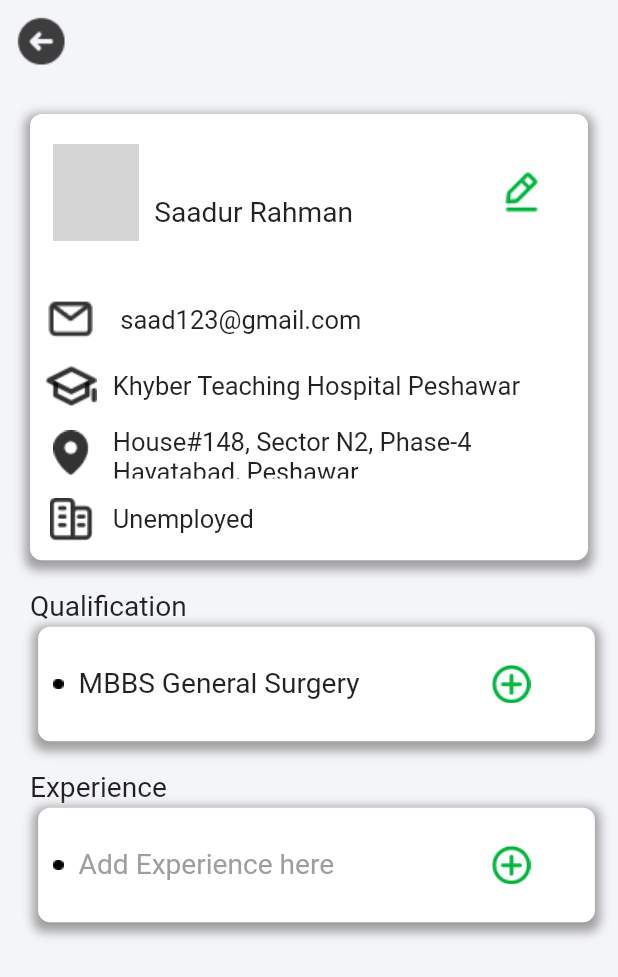
After one commit to iamubaid370/medlink-master, a Flutter app: the UserProfile screen opened directly, on a phone screen of 412 x 824 dp. The commit adds this screen. Shown: the top 977 px of the screen. Run offline on Flutter 3.47's test engine with Material 2 defaults, Android fonts, the phone set to English and light mode, and no system bars; our stand-ins replace google_fonts, hexcolor; Roboto replaces fonts that are missing (TextStyle); grey boxes are pictures that could not be loaded.

Commit message:
first commit

```diff
--- a/lib/main.dart
+++ b/lib/main.dart
@@ -1,4 +1,5 @@
 import 'package:flutter/material.dart';
+import 'package:medlink/screens/userprofile_scrn.dart';
 import '../screens/nurseReg_scrn.dart';
 import '../screens/usertype_scrn.dart';
 import '../screens/proftype_scrn.dart';
@@ -9,6 +10,8 @@ import '../screens/home_scrn.dart';
 import '../widgets/navbar.dart';
 import 'package:google_fonts/google_fonts.dart';
 import 'package:hexcolor/hexcolor.dart';
+import '../screens/userprofile_scrn.dart';
+
 
 void main() {
   runApp(const MyApp());
--- /dev/null
+++ b/lib/screens/userprofile_scrn.dart
@@ -0,0 +1,296 @@
+import 'package:flutter/material.dart';
+
+class UserProfile extends StatefulWidget {
+  @override
+  State<StatefulWidget> createState() {
+    return UserProfileState();
+    //
+  }
+}
+
+class UserProfileState extends State<UserProfile>{
+  @override
+  Widget build(BuildContext context) {
+    var widthDevice =MediaQuery.of(context).size.width;
+    var heightDevice = MediaQuery.of(context).size.height;
+    print(widthDevice);
+    print(heightDevice);
+
+    return SafeArea(child: Scaffold(
+        backgroundColor: Color.fromARGB(250, 244, 245, 249),
+        appBar: AppBar(
+          backgroundColor: Colors.transparent,
+          elevation: 0,
+          leading:
+          IconButton(onPressed: (){},icon: Image.asset('assets/images/arrow.png'),),
+        ),
+
+        body: Column(
+            children: [
+            Container(
+              margin: EdgeInsets.all(20),
+              padding: EdgeInsets.all(10),
+              decoration: BoxDecoration( color: Colors.white,
+                  boxShadow: [
+                  BoxShadow(
+                  color: Colors.grey.withOpacity(1),
+                  spreadRadius: 3,
+                    blurRadius: 5,
+                  offset: Offset(0, 3), // changes position of shadow
+    ),
+    ],
+                  borderRadius: const BorderRadius.all(Radius.circular(8)),
+    ),
+
+            height: heightDevice/2.77,
+              width: widthDevice,
+              child: Column(
+                children: [
+                  Expanded(
+                    flex: 9,
+                    child: Container(
+                      margin: EdgeInsets.only(top: 5, bottom: 20,left: 5),
+                      height: heightDevice/2.77,
+                      width: widthDevice,
+                      child: Row(
+
+                              children: [
+                                Flexible(
+                                  flex: 1,
+                                    child:
+                                     Container(
+                                       width: 60,
+                                       height: 65,
+                                       child: ClipRRect(
+                                           borderRadius: BorderRadius.circular(10),
+                                           child: Image.asset('assets/images/profile.png',fit: BoxFit.cover,),//Image(image:AssetImage('assets/images/profile.png'),),
+                                       ),
+                                     ),
+                                ),
+                                Expanded(
+                                flex: 4,
+
+                                child: Container(
+                                  padding: EdgeInsets.only(left: 10,right: 10),
+                                  height: 30,
+                                  margin: EdgeInsets.only(top:35, bottom: 0),
+                                  child: Text('Saadur Rahman', style: TextStyle(fontSize: 18.76),
+                                  ),
+                                ),
+                                ),
+                                Flexible(
+                                flex: 1,
+                                child: IconButton(onPressed: (){},icon: Image.asset('assets/images/edit.png'),),
+                              ),
+                            ],
+
+                        ),
+                    ),
+                  ),
+
+                  Expanded(
+                    flex: 4,
+                    child: Container(
+                    margin: EdgeInsets.only(top: 10),
+                    child: Row(
+                      children: [
+                        Flexible(
+                          flex: 1,
+                          child: Container(
+                              height: 40,
+                              width: 45,
+                              child: Image.asset('assets/images/email.png',fit: BoxFit.cover,),),
+                        ),
+                        Expanded(
+                          flex: 9,
+                          child: Container
+                            (
+                            margin: EdgeInsets.only(left: 15),
+                            child: Text('saad123@gmail.com', style: TextStyle(fontSize: 17),),),
+                        ),
+                      ],
+                    ),
+                  ),
+                  ),
+                  Expanded(
+                    flex: 4,
+                    child: Container(
+                    margin: EdgeInsets.only(top: 10),
+                    child: Row(
+                      children: [
+                        Flexible(
+                          flex: 1,
+                          child:Container(
+                            height: 40,
+                            width: 45,
+                          child: Image.asset('assets/images/hospital.png'),
+                        ),),
+                        Expanded(
+                          flex: 9,
+                          child:Container(
+                            margin: EdgeInsets.only(left: 10),
+                          child: Text('Khyber Teaching Hospital Peshawar',style: TextStyle(fontSize: 17),),
+                        ),),
+                      ],
+                    ),
+                  ),),
+                  Expanded(
+                    flex: 4,
+                    child: Container(
+                      margin: EdgeInsets.only(top: 10),
+                      child: Row(
+                        children: [
+                          Flexible(
+                            flex: 1,
+                            child:Container(
+                              height: 40,
+                              width: 45,
+                            child: Image.asset('assets/images/location.png'),
+                          ),),
+                          Expanded(
+                            flex: 9,
+                            child:Container(
+                              margin: EdgeInsets.only(left: 10),
+                              child: Text('House#148, Sector N2, Phase-4 Hayatabad, Peshawar',style: TextStyle(fontSize: 17),),
+                          ),),
+                        ],
+                      ),
+                    ),),
+                  Expanded(
+                    flex: 4,
+                    child: Container(
+                      margin: EdgeInsets.only(top: 10),
+                      child: Row(
+                        children: [
+                          Flexible(
+                            flex: 1,
+                            child:Container(
+                              height: 40,
+                              width: 45,
+                            child: Image.asset("assets/images/unemployment.png"),
+                          ),),
+                          Expanded(
+                            flex: 9,
+                            child:Container(
+                            margin: EdgeInsets.only(left: 10),
+                            child: Text('Unemployed',style: TextStyle(fontSize: 17),),
+                          ),),
+                        ],
+                      ),
+                    ),),
+
+                ],
+              ),
+
+            ),
+            Container(
+              height: heightDevice/33.73,
+              width: widthDevice,
+              margin: EdgeInsets.only(left: 20),
+              child: Text('Qualification',style: TextStyle(fontSize: 18.73),),
+
+
+            ),
+            Container(
+              height: heightDevice/10.81,
+              width: widthDevice/1.11,
+              margin: EdgeInsets.only(left: 10),
+              decoration: BoxDecoration(
+                color: Colors.white,
+                boxShadow: [
+                  BoxShadow(
+                    color: Colors.grey.withOpacity(1),
+                    spreadRadius: 3,
+                    blurRadius: 5,
+                    offset: Offset(0, 3), // changes position of shadow
+                  ),
+                ],
+                borderRadius: const BorderRadius.all(Radius.circular(8)),
+              ),
+              child: Row(
+                children: [
+                  Flexible(
+                    flex:1,
+                    child: Container(
+                      margin: EdgeInsets.only(left: 10,right: 10),
+                      child: Image.asset('assets/images/dot.png'),
+                    ),
+                  ),
+                  Expanded(
+                    flex:4,
+                    child: Container(
+                      child: Text('MBBS General Surgery',style: TextStyle(fontSize: 18.76),),
+                    ),
+                  ),
+                  Flexible(
+                    flex:1,
+                    child: Container(
+                      padding: EdgeInsets.only(left: 20),
+                      margin: EdgeInsets.only(right: 0),
+                      child: IconButton(onPressed: (){},icon: Image.asset('assets/images/plus.png'),
+                    ),
+                  ),
+                  ),
+                ],
+              ),
+            ),
+              Container(
+                height: heightDevice/33.73,
+                width: widthDevice,
+                margin: EdgeInsets.only(left: 20,top: 20),
+                child: Text('Experience',style: TextStyle(fontSize: 18.73),),
+
+
+              ),
+              Container(
+                height: heightDevice/10.81,
+                width: widthDevice/1.11,
+                margin: EdgeInsets.only(left: 10),
+                decoration: BoxDecoration(
+                  color: Colors.white,
+                  boxShadow: [
+                    BoxShadow(
+                      color: Colors.grey.withOpacity(1),
+                      spreadRadius: 3,
+                      blurRadius: 5,
+                      offset: Offset(0, 3), // changes position of shadow
+                    ),
+                  ],
+                  borderRadius: const BorderRadius.all(Radius.circular(8)),
+                ),
+                child: Row(
+                  children: [
+                    Flexible(
+                      flex:1,
+                      child: Container(
+                        margin: EdgeInsets.only(left: 10,right: 10),
+                        child: Image.asset('assets/images/dot.png'),
+                      ),
+                    ),
+                    Expanded(
+                      flex:4,
+                      child: Container(
+                        child: Text('Add Experience here',style: TextStyle(fontSize: 18.76,color: Colors.grey),),
+                      ),
+                    ),
+                    Flexible(
+                      flex:1,
+                      child: Container(
+                        padding: EdgeInsets.only(left: 20),
+                        margin: EdgeInsets.only(right: 0),
+                        child: IconButton(onPressed: (){},icon: Image.asset('assets/images/plus.png'),
+                      ),
+                    ),
+                    ),
+                  ],
+                ),
+              ),
+              ],
+    ),
+
+    )
+    );
+
+  }
+
+}
```
Also changed, not shown: pubspec.yaml (+8 -0 lines), assets/images/arrow.png (added), assets/images/dot.png (added), assets/images/edit.png (added), assets/images/email.png (added), assets/images/hospital.png (added), assets/images/location.png (added), assets/images/plus.png (added), assets/images/unemployment.png (added), pubspec.lock.
